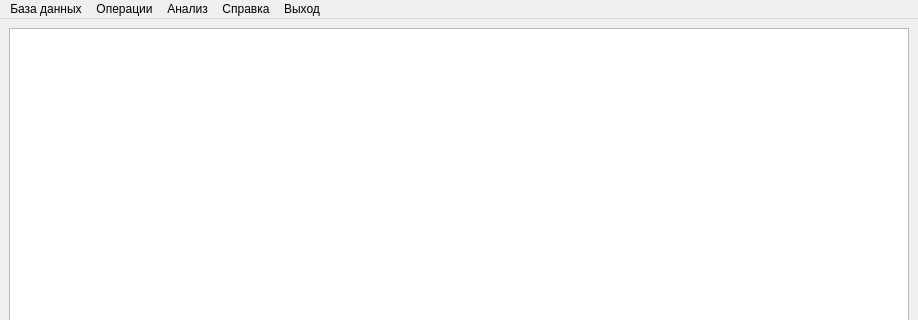
Qt form res/main_py.ui (ShawaCat/SUBD) before a commit; both pictures show x 0 to 918 and y 0 to 320 of the 918 by 652 pixel window.
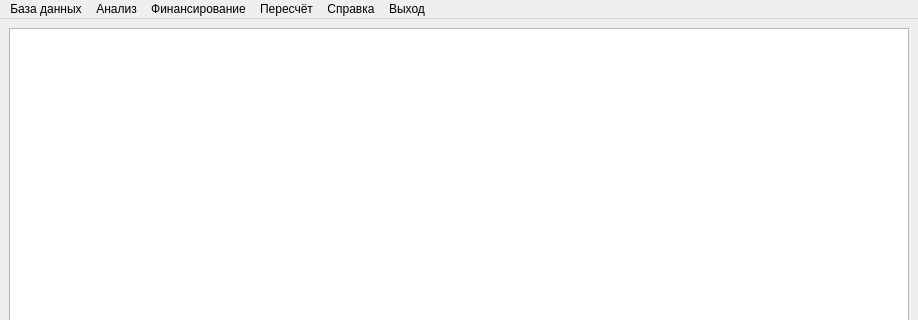
The same form after that commit. Icons and pictures are not drawn.

Commit message: Изменена форма для main

Diff of the .ui file:
```diff
--- a/res/main_py.ui
+++ b/res/main_py.ui
@@ -115,7 +115,7 @@
    </widget>
    <widget class="QMenu" name="menu_5">
     <property name="title">
-     <string>Операции</string>
+     <string>Пересчёт</string>
     </property>
     <addaction name="rebuild_btn"/>
    </widget>
@@ -127,9 +127,16 @@
     <addaction name="NIR_by_NTP"/>
     <addaction name="NIR_by_type"/>
    </widget>
+   <widget class="QMenu" name="menu_6">
+    <property name="title">
+     <string>Финансирование</string>
+    </property>
+    <addaction name="finans_btn"/>
+   </widget>
    <addaction name="menu"/>
-   <addaction name="menu_5"/>
    <addaction name="menu_4"/>
+   <addaction name="menu_6"/>
+   <addaction name="menu_5"/>
    <addaction name="menu_3"/>
    <addaction name="menu_2"/>
   </widget>
```
Left out of the diff: 5 changed lines with no effect on the pictures.
